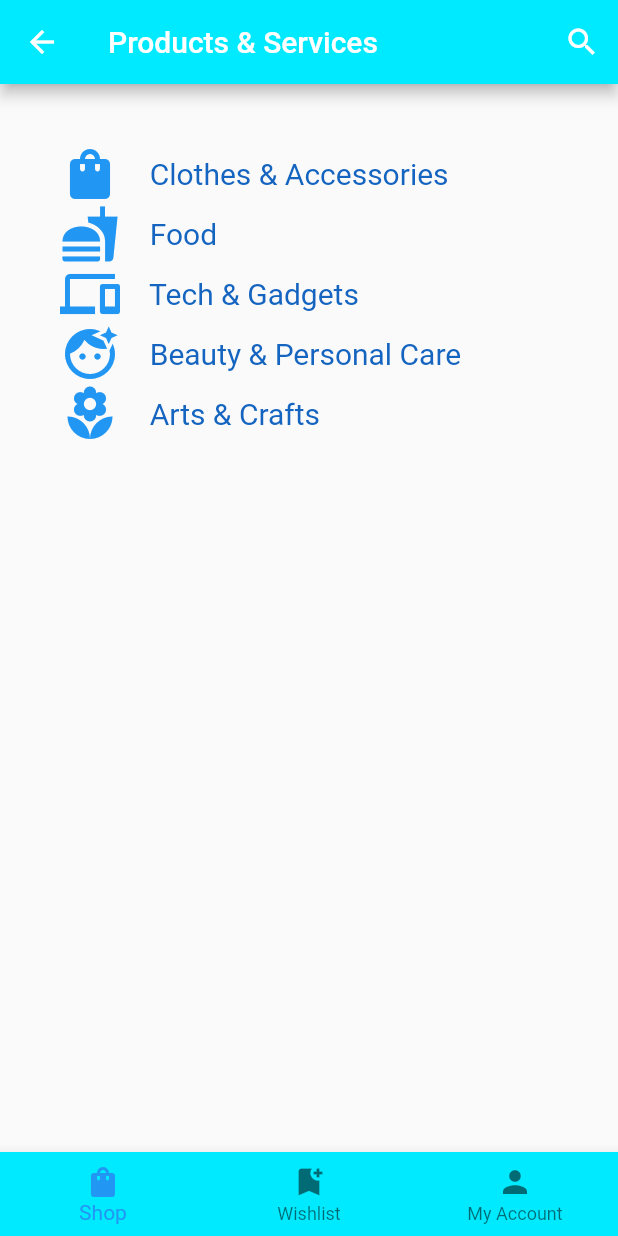
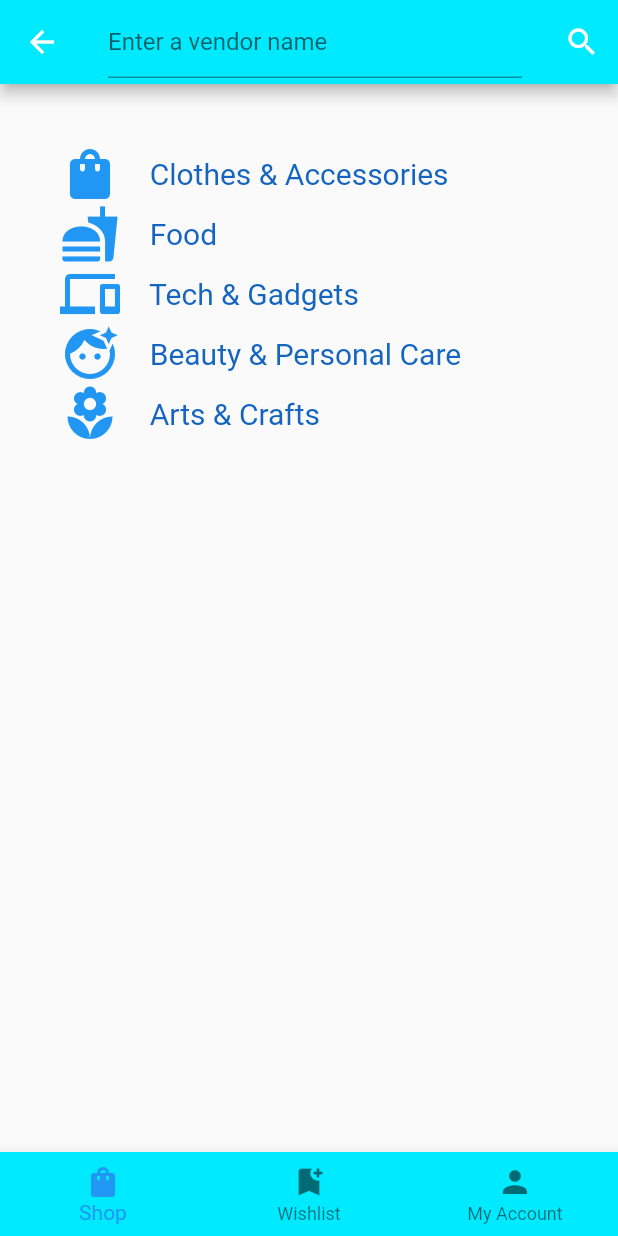
Before and after one commit to valdodotcom/COE356-VorTech, a Flutter app: the ShopPage screen opened directly, on a phone screen of 412 x 824 dp. Run offline on Flutter 3.47's test engine with Material 2 defaults, Android fonts, the phone set to English and light mode, and no system bars.

Commit message:
Search Bar Added
Basic search bar added to ShopPage

```diff
--- a/instashop/lib/ui/shop_page.dart
+++ b/instashop/lib/ui/shop_page.dart
@@ -17,7 +17,11 @@ class _ShopPageState extends State<ShopPage> {
     return new Scaffold(
         appBar: new AppBar(
           backgroundColor: Color(0xff00eaff),
-          title: new Text('Products & Services'),
+          title: new TextFormField(
+            decoration: new InputDecoration(
+              hintText: "Enter a vendor name",
+            ),
+          ),
           actions: <Widget>[
             new IconButton(
                 onPressed: () => debugPrint("Search pressed"),
```
